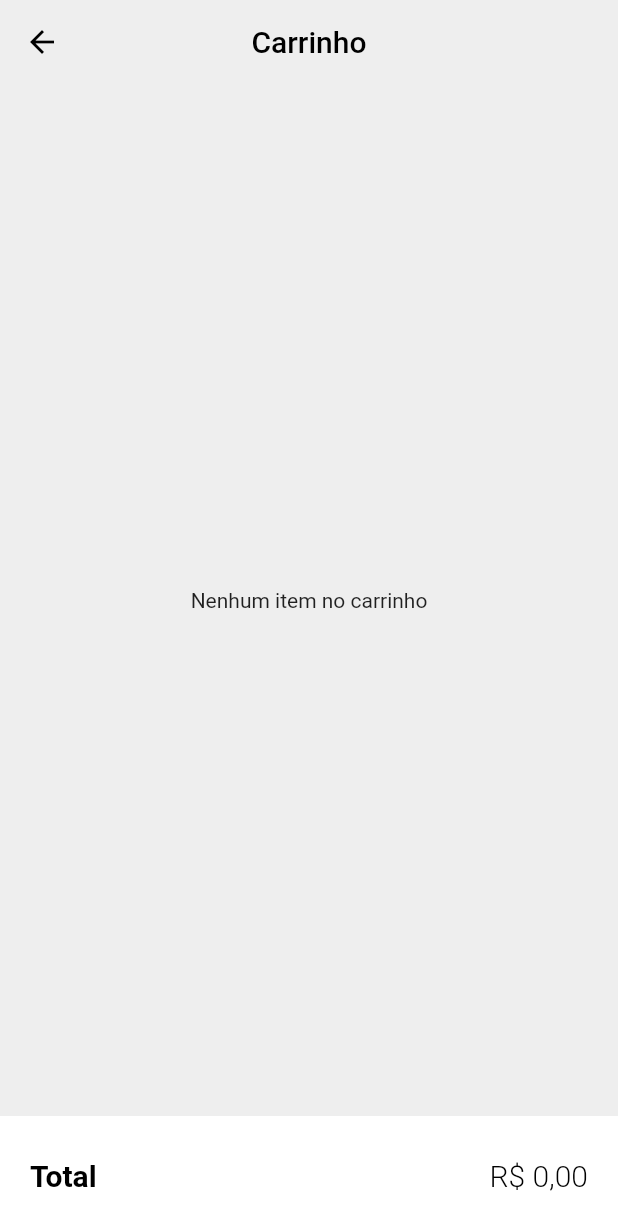
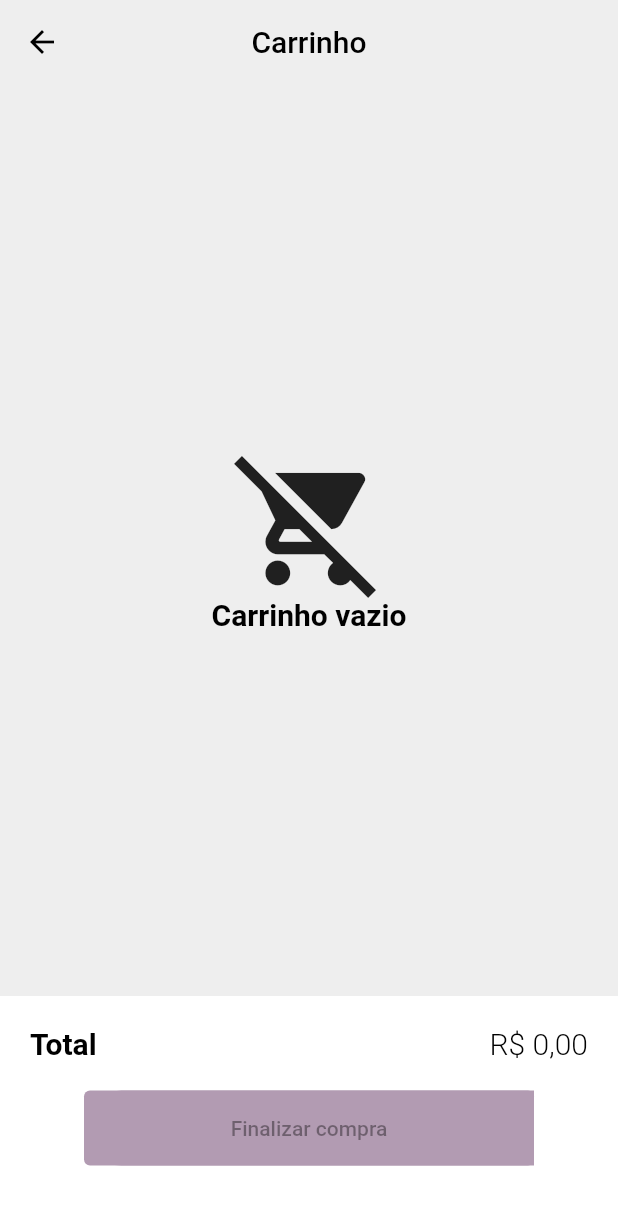
Before and after one commit to luucasor/lojinha_alura, a Flutter app: the Carrinho screen opened by its route, on a phone screen of 412 x 824 dp. Shown: the top 1230 px of the screen. Run offline on Flutter 3.47's test engine with Material 2 defaults, Android fonts, the phone set to English and light mode, and no system bars; Roboto replaces fonts that are missing (Alata).

Commit message:
Alterando código para estética

```diff
--- a/lib/paginas/carrinho.dart
+++ b/lib/paginas/carrinho.dart
@@ -19,9 +19,11 @@ class _CarrinhoState extends State<Carrinho> {
     return Scaffold(
         bottomNavigationBar: Container(
           color: Colors.white,
-          height: 80,
+          height: 160,
           padding: EdgeInsets.all(20),
-          child: Row(
+          child: Column(
+            children: [
+              Row(
                 mainAxisAlignment: MainAxisAlignment.spaceBetween,
                 children: [
                   Text(
@@ -32,6 +34,34 @@ class _CarrinhoState extends State<Carrinho> {
                     formatacaoReais.format(valorTotal),
                     style: Theme.of(context).textTheme.headline5,
                   ),
+                ],
+              ),
+              Row(
+                mainAxisAlignment: MainAxisAlignment.center,
+                children: [
+                  Container(
+                    margin: EdgeInsets.all(20),
+                    width: 300,
+                    height: 50,
+                    decoration: BoxDecoration(
+                        color: Theme.of(context).primaryColor,
+                        borderRadius: BorderRadius.only(
+                            topLeft: Radius.circular(200),
+                            bottomLeft: Radius.circular(200)
+                        )
+                    ),
+                    child: TextButton(
+                      style: ButtonStyle(
+                        alignment: Alignment.center,
+                        backgroundColor: MaterialStateProperty.all<Color>(
+                            Theme.of(context).primaryColor)
+                      ),
+                      onPressed: null,
+                      child: Text('Finalizar compra'),
+                    ),
+                  )
+                ],
+              )
             ],
           ),
         ),
@@ -63,7 +93,13 @@ class _CarrinhoState extends State<Carrinho> {
     return Container(
       height: double.infinity,
       alignment: Alignment.center,
-      child: Text('Nenhum item no carrinho'),
+      child: Column(
+        mainAxisAlignment: MainAxisAlignment.center,
+        children: [
+          Icon(Icons.remove_shopping_cart, size: 100,),
+          Text('Carrinho vazio', style: Theme.of(context).textTheme.headline1,),
+        ],
+      ),
     );
   }
 }
```
Also changed, not shown: utilidades/assets/imagens/drenagem.jpg (added), utilidades/assets/imagens/esfoliacao.jpg (added), utilidades/assets/imagens/hidratacao.jpg (added), utilidades/assets/imagens/limpeza.jpg (added), utilidades/assets/imagens/maquiagem.jpg (added), utilidades/assets/imagens/massagem.jpg (added), utilidades/assets/imagens/sobrancelhas.jpg (added). Lines whose indentation alone changed are shown as unchanged.
